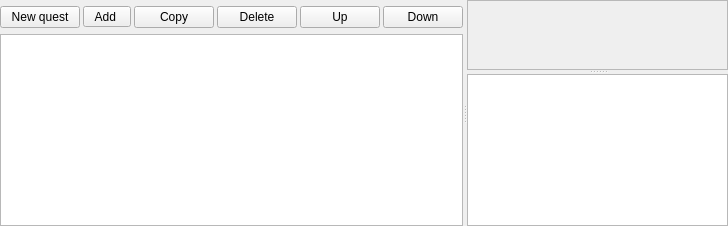
ThePi1/SPT-Trader-Builder, file src_new/ui/designer/quest_outline.ui: the form before one commit.
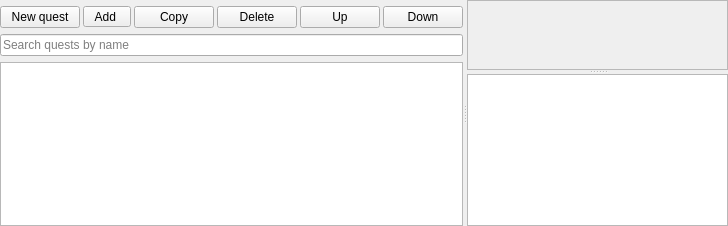
The form after the commit.

Commit message: Quest search, trader level filter, Locale panel and clearer More buttons

The edit to the form file:
```diff
--- a/src_new/ui/designer/quest_outline.ui
+++ b/src_new/ui/designer/quest_outline.ui
@@ -29,7 +29,7 @@
       <enum>Qt::Horizontal</enum>
      </property>
      <widget class="QWidget" name="leftPane">
-      <layout class="QVBoxLayout" name="leftLayout" stretch="0,1">
+      <layout class="QVBoxLayout" name="leftLayout" stretch="0,0,1">
        <property name="leftMargin">
         <number>0</number>
        </property>
@@ -103,6 +103,16 @@
          </item>
         </layout>
        </item>
+       <item>
+        <widget class="QLineEdit" name="search">
+         <property name="placeholderText">
+          <string>Search quests by name</string>
+         </property>
+         <property name="clearButtonEnabled">
+          <bool>true</bool>
+         </property>
+        </widget>
+       </item>
        <item>
         <widget class="QTreeWidget" name="tree">
          <property name="selectionMode">
```
The commit also changes 10 other files.
